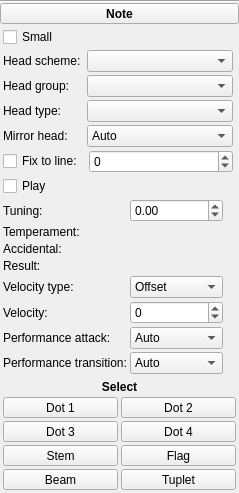
Old version of the form mscore/inspector/inspector_note.ui in the repository Celeste-fr/MS3-MS4playback-SSO.
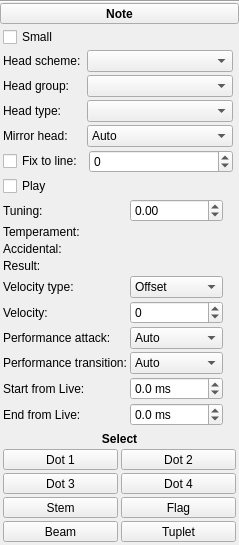
New version of the form. Custom widgets are drawn as their Qt base class.

Commit message: Live plays the score: timing set in Live stays (a note's override), MuseScore plays it too

The edit to the form file:
```diff
--- a/mscore/inspector/inspector_note.ui
+++ b/mscore/inspector/inspector_note.ui
@@ -810,6 +810,132 @@
            </property>
           </widget>
          </item>
+         <item row="9" column="0">
+          <widget class="QLabel" name="label_liveStart">
+           <property name="text">
+            <string>Start from Live:</string>
+           </property>
+           <property name="buddy">
+            <cstring>liveStart</cstring>
+           </property>
+          </widget>
+         </item>
+         <item row="9" column="1">
+          <widget class="QDoubleSpinBox" name="liveStart">
+           <property name="sizePolicy">
+            <sizepolicy hsizetype="Expanding" vsizetype="Fixed">
+             <horstretch>0</horstretch>
+             <verstretch>0</verstretch>
+            </sizepolicy>
+           </property>
+           <property name="toolTip">
+            <string>A library note's start as set in its clip in Live (Live plays the score): ms after its written start. Auto: as MuseScore plays it. Reset (on every selected note: one undo step) to clear</string>
+           </property>
+           <property name="accessibleName">
+            <string>Start from Live</string>
+           </property>
+           <property name="specialValueText">
+            <string>Auto</string>
+           </property>
+           <property name="suffix">
+            <string> ms</string>
+           </property>
+           <property name="decimals">
+            <number>1</number>
+           </property>
+           <property name="minimum">
+            <double>-10001.000000000000000</double>
+           </property>
+           <property name="maximum">
+            <double>10000.000000000000000</double>
+           </property>
+           <property name="singleStep">
+            <double>1.000000000000000</double>
+           </property>
+          </widget>
+         </item>
+         <item row="9" column="2">
+          <widget class="Ms::ResetButton" name="reset_liveStart" native="true">
+           <property name="sizePolicy">
+            <sizepolicy hsizetype="Fixed" vsizetype="Preferred">
+             <horstretch>0</horstretch>
+             <verstretch>0</verstretch>
+            </sizepolicy>
+           </property>
+           <property name="minimumSize">
+            <size>
+             <width>10</width>
+             <height>0</height>
+            </size>
+           </property>
+           <property name="accessibleName">
+            <string>Reset 'Start from Live' value</string>
+           </property>
+          </widget>
+         </item>
+         <item row="10" column="0">
+          <widget class="QLabel" name="label_liveEnd">
+           <property name="text">
+            <string>End from Live:</string>
+           </property>
+           <property name="buddy">
+            <cstring>liveEnd</cstring>
+           </property>
+          </widget>
+         </item>
+         <item row="10" column="1">
+          <widget class="QDoubleSpinBox" name="liveEnd">
+           <property name="sizePolicy">
+            <sizepolicy hsizetype="Expanding" vsizetype="Fixed">
+             <horstretch>0</horstretch>
+             <verstretch>0</verstretch>
+            </sizepolicy>
+           </property>
+           <property name="toolTip">
+            <string>A library note's end as set in its clip in Live: ms after its written end. Auto: as MuseScore plays it</string>
+           </property>
+           <property name="accessibleName">
+            <string>End from Live</string>
+           </property>
+           <property name="specialValueText">
+            <string>Auto</string>
+           </property>
+           <property name="suffix">
+            <string> ms</string>
+           </property>
+           <property name="decimals">
+            <number>1</number>
+           </property>
+           <property name="minimum">
+            <double>-10001.000000000000000</double>
+           </property>
+           <property name="maximum">
+            <double>10000.000000000000000</double>
+           </property>
+           <property name="singleStep">
+            <double>1.000000000000000</double>
+           </property>
+          </widget>
+         </item>
+         <item row="10" column="2">
+          <widget class="Ms::ResetButton" name="reset_liveEnd" native="true">
+           <property name="sizePolicy">
+            <sizepolicy hsizetype="Fixed" vsizetype="Preferred">
+             <horstretch>0</horstretch>
+             <verstretch>0</verstretch>
+            </sizepolicy>
+           </property>
+           <property name="minimumSize">
+            <size>
+             <width>10</width>
+             <height>0</height>
+            </size>
+           </property>
+           <property name="accessibleName">
+            <string>Reset 'End from Live' value</string>
+           </property>
+          </widget>
+         </item>
         </layout>
        </widget>
       </item>
```
The commit also changes 27 other files.
